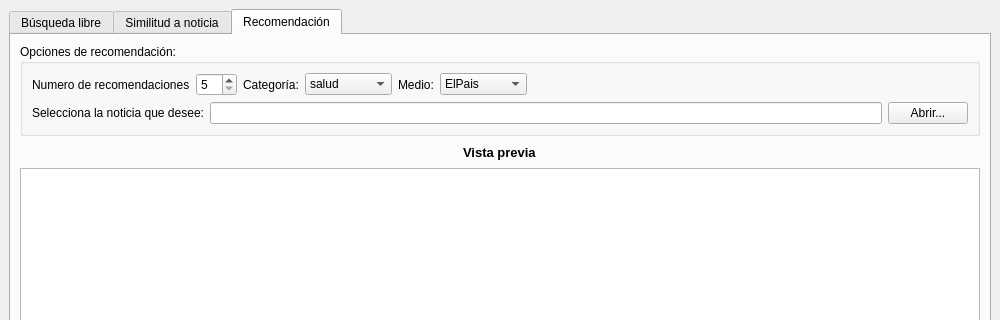
Above: window.ui from pablopascu99/practicaSSII before the change; both pictures show x 0 to 1000 and y 0 to 320 of the 1000 by 700 pixel window. Below: the same form after it.
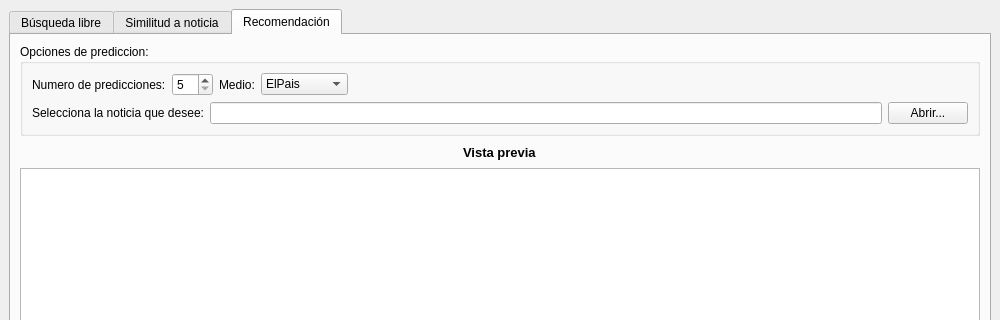
That is the form after the change.

```diff
--- a/window.ui
+++ b/window.ui
@@ -531,7 +531,7 @@
           <item>
            <widget class="QGroupBox" name="groupBox_4">
             <property name="title">
-             <string>Opciones de recomendación:</string>
+             <string>Opciones de prediccion:</string>
             </property>
             <layout class="QGridLayout" name="gridLayout_6">
              <item row="0" column="0">
@@ -541,7 +541,7 @@
                  <item>
                   <widget class="QLabel" name="label_15">
                    <property name="text">
-                    <string>Numero de recomendaciones</string>
+                    <string>Numero de predicciones:</string>
                    </property>
                   </widget>
                  </item>
@@ -552,32 +552,6 @@
                    </property>
                   </widget>
                  </item>
-                 <item>
-                  <widget class="QLabel" name="label_18">
-                   <property name="text">
-                    <string>Categoría:</string>
-                   </property>
-                  </widget>
-                 </item>
-                 <item>
-                  <widget class="QComboBox" name="comboCategoria">
-                   <item>
-                    <property name="text">
-                     <string>salud</string>
-                    </property>
-                   </item>
-                   <item>
-                    <property name="text">
-                     <string>tecnologia</string>
-                    </property>
-                   </item>
-                   <item>
-                    <property name="text">
-                     <string>ciencia</string>
-                    </property>
-                   </item>
-                  </widget>
-                 </item>
                  <item>
                   <widget class="QLabel" name="label_16">
                    <property name="text">
```
